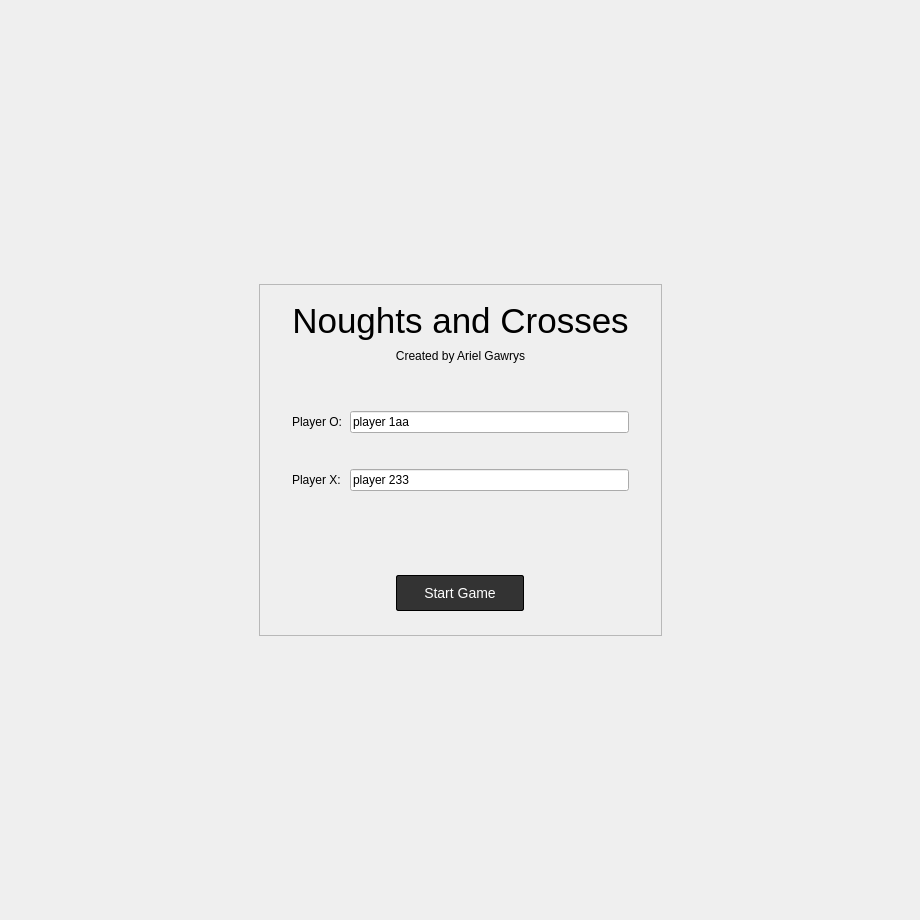
This is mainwindow.ui in ariel181/Noughts_and_Crosses as Qt 5 draws it before an edit. The edited form follows.
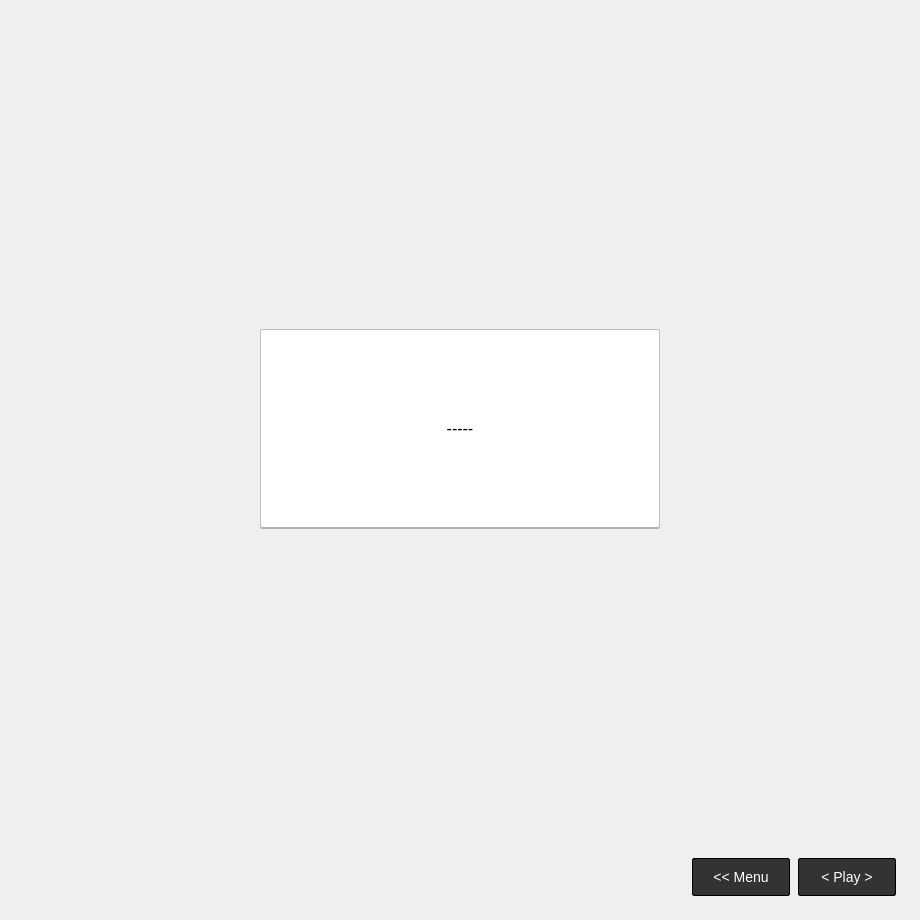
This is the edited form. The open tabs and pages were chosen to show the change.

Commit message: Zmienia QMessage na strone aplikacji

What changed in the file:
```diff
--- a/mainwindow.ui
+++ b/mainwindow.ui
@@ -15,7 +15,8 @@
   </property>
   <property name="styleSheet">
    <string notr="true">QFrame#frBottom QPushButton ,
-QFrame#frBottom_2 QPushButton 
+QFrame#frBottom_2 QPushButton ,
+QFrame#frBottom_3 QPushButton 
 { 
    min-width:64px; 
    height:36px; 
@@ -29,7 +30,8 @@
  }
 
 QFrame#frBottom QPushButton:pressed,
-QFrame#frBottom_2 QPushButton:pressed {
+QFrame#frBottom_2 QPushButton:pressed,
+QFrame#frBottom_3 QPushButton:pressed {
    background-color: #ffffff;
    color:#333333;
    border-style: inset;
@@ -71,7 +73,7 @@
     <property name="spacing">
      <number>8</number>
     </property>
-    <item row="0" column="1">
+    <item row="1" column="1">
      <widget class="QStackedWidget" name="stackedWidget">
       <property name="currentIndex">
        <number>1</number>
@@ -139,7 +141,7 @@
            </size>
           </property>
           <property name="frameShape">
-           <enum>QFrame::StyledPanel</enum>
+           <enum>QFrame::Box</enum>
           </property>
           <property name="frameShadow">
            <enum>QFrame::Raised</enum>
@@ -206,15 +208,21 @@
              <property name="spacing">
               <number>8</number>
              </property>
-             <item row="0" column="0">
+             <item row="0" column="1">
               <widget class="QLabel" name="label_3">
                <property name="text">
                 <string>Player O:</string>
                </property>
               </widget>
              </item>
-             <item row="0" column="1">
+             <item row="0" column="2">
               <widget class="QLineEdit" name="leO">
+               <property name="sizePolicy">
+                <sizepolicy hsizetype="Minimum" vsizetype="Fixed">
+                 <horstretch>0</horstretch>
+                 <verstretch>0</verstretch>
+                </sizepolicy>
+               </property>
                <property name="text">
                 <string>player 1aa</string>
                </property>
@@ -239,8 +247,14 @@
                </property>
               </widget>
              </item>
-             <item row="2" column="1">
+             <item row="2" column="2">
               <widget class="QLineEdit" name="leX">
+               <property name="sizePolicy">
+                <sizepolicy hsizetype="Minimum" vsizetype="Fixed">
+                 <horstretch>0</horstretch>
+                 <verstretch>0</verstretch>
+                </sizepolicy>
+               </property>
                <property name="text">
                 <string>player 233</string>
                </property>
@@ -249,7 +263,7 @@
                </property>
               </widget>
              </item>
-             <item row="2" column="0">
+             <item row="2" column="1">
               <widget class="QLabel" name="label_4">
                <property name="text">
                 <string>Player X:</string>
@@ -272,6 +286,32 @@
                </property>
               </widget>
              </item>
+             <item row="0" column="0">
+              <spacer name="horizontalSpacer_10">
+               <property name="orientation">
+                <enum>Qt::Horizontal</enum>
+               </property>
+               <property name="sizeHint" stdset="0">
+                <size>
+                 <width>40</width>
+                 <height>20</height>
+                </size>
+               </property>
+              </spacer>
+             </item>
+             <item row="0" column="3">
+              <spacer name="horizontalSpacer_11">
+               <property name="orientation">
+                <enum>Qt::Horizontal</enum>
+               </property>
+               <property name="sizeHint" stdset="0">
+                <size>
+                 <width>40</width>
+                 <height>20</height>
+                </size>
+               </property>
+              </spacer>
+             </item>
             </layout>
            </item>
            <item row="5" column="0">
@@ -308,7 +348,7 @@
                <widget class="QPushButton" name="pbStartGame">
                 <property name="minimumSize">
                  <size>
-                  <width>98</width>
+                  <width>128</width>
                   <height>36</height>
                  </size>
                 </property>
@@ -746,6 +786,209 @@
         </item>
        </layout>
       </widget>
+      <widget class="QWidget" name="page_3">
+       <layout class="QGridLayout" name="gridLayout_8">
+        <property name="leftMargin">
+         <number>8</number>
+        </property>
+        <property name="topMargin">
+         <number>8</number>
+        </property>
+        <property name="rightMargin">
+         <number>8</number>
+        </property>
+        <property name="bottomMargin">
+         <number>8</number>
+        </property>
+        <property name="spacing">
+         <number>8</number>
+        </property>
+        <item row="2" column="2">
+         <spacer name="horizontalSpacer_8">
+          <property name="orientation">
+           <enum>Qt::Horizontal</enum>
+          </property>
+          <property name="sizeHint" stdset="0">
+           <size>
+            <width>40</width>
+            <height>20</height>
+           </size>
+          </property>
+         </spacer>
+        </item>
+        <item row="4" column="0" colspan="3">
+         <widget class="QFrame" name="frBottom_3">
+          <property name="minimumSize">
+           <size>
+            <width>0</width>
+            <height>52</height>
+           </size>
+          </property>
+          <property name="frameShape">
+           <enum>QFrame::NoFrame</enum>
+          </property>
+          <property name="frameShadow">
+           <enum>QFrame::Raised</enum>
+          </property>
+          <layout class="QHBoxLayout" name="horizontalLayout">
+           <property name="spacing">
+            <number>8</number>
+           </property>
+           <property name="leftMargin">
+            <number>8</number>
+           </property>
+           <property name="topMargin">
+            <number>8</number>
+           </property>
+           <property name="rightMargin">
+            <number>8</number>
+           </property>
+           <property name="bottomMargin">
+            <number>8</number>
+           </property>
+           <item>
+            <spacer name="horizontalSpacer_9">
+             <property name="orientation">
+              <enum>Qt::Horizontal</enum>
+             </property>
+             <property name="sizeHint" stdset="0">
+              <size>
+               <width>40</width>
+               <height>20</height>
+              </size>
+             </property>
+            </spacer>
+           </item>
+           <item>
+            <widget class="QPushButton" name="pbBackMenu_2">
+             <property name="sizePolicy">
+              <sizepolicy hsizetype="Minimum" vsizetype="Maximum">
+               <horstretch>0</horstretch>
+               <verstretch>0</verstretch>
+              </sizepolicy>
+             </property>
+             <property name="minimumSize">
+              <size>
+               <width>98</width>
+               <height>36</height>
+              </size>
+             </property>
+             <property name="text">
+              <string>&lt;&lt; Menu</string>
+             </property>
+            </widget>
+           </item>
+           <item>
+            <widget class="QPushButton" name="pbPlay">
+             <property name="sizePolicy">
+              <sizepolicy hsizetype="Minimum" vsizetype="Maximum">
+               <horstretch>0</horstretch>
+               <verstretch>0</verstretch>
+              </sizepolicy>
+             </property>
+             <property name="minimumSize">
+              <size>
+               <width>98</width>
+               <height>36</height>
+              </size>
+             </property>
+             <property name="text">
+              <string>&lt; Play &gt;</string>
+             </property>
+            </widget>
+           </item>
+          </layout>
+         </widget>
+        </item>
+        <item row="1" column="1" rowspan="2">
+         <widget class="QFrame" name="frCenter_2">
+          <property name="minimumSize">
+           <size>
+            <width>400</width>
+            <height>200</height>
+           </size>
+          </property>
+          <property name="frameShape">
+           <enum>QFrame::NoFrame</enum>
+          </property>
+          <property name="frameShadow">
+           <enum>QFrame::Raised</enum>
+          </property>
+          <layout class="QGridLayout" name="gridLayout_9">
+           <property name="leftMargin">
+            <number>8</number>
+           </property>
+           <property name="topMargin">
+            <number>8</number>
+           </property>
+           <property name="rightMargin">
+            <number>8</number>
+           </property>
+           <property name="bottomMargin">
+            <number>8</number>
+           </property>
+           <property name="spacing">
+            <number>8</number>
+           </property>
+           <item row="0" column="0">
+            <widget class="QLabel" name="laMessage">
+             <property name="font">
+              <font>
+               <pointsize>12</pointsize>
+              </font>
+             </property>
+             <property name="text">
+              <string>-----</string>
+             </property>
+             <property name="alignment">
+              <set>Qt::AlignCenter</set>
+             </property>
+            </widget>
+           </item>
+          </layout>
+         </widget>
+        </item>
+        <item row="2" column="0">
+         <spacer name="horizontalSpacer_7">
+          <property name="orientation">
+           <enum>Qt::Horizontal</enum>
+          </property>
+          <property name="sizeHint" stdset="0">
+           <size>
+            <width>40</width>
+            <height>20</height>
+           </size>
+          </property>
+         </spacer>
+        </item>
+        <item row="3" column="1">
+         <spacer name="verticalSpacer_10">
+          <property name="orientation">
+           <enum>Qt::Vertical</enum>
+          </property>
+          <property name="sizeHint" stdset="0">
+           <size>
+            <width>20</width>
+            <height>40</height>
+           </size>
+          </property>
+         </spacer>
+        </item>
+        <item row="0" column="1">
+         <spacer name="verticalSpacer_11">
+          <property name="orientation">
+           <enum>Qt::Vertical</enum>
+          </property>
+          <property name="sizeHint" stdset="0">
+           <size>
+            <width>20</width>
+            <height>40</height>
+           </size>
+          </property>
+         </spacer>
+        </item>
+       </layout>
+      </widget>
      </widget>
     </item>
    </layout>
```
Left out of the diff: 10 changed lines with no effect on the pictures. The commit also changes 2 other files.
